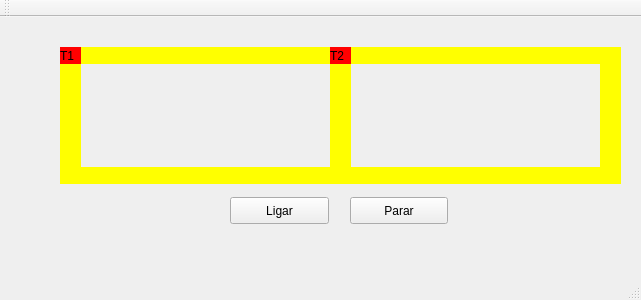
Qt form src/mainwindow.ui (leoalenccar/projeto-trens) before a commit.
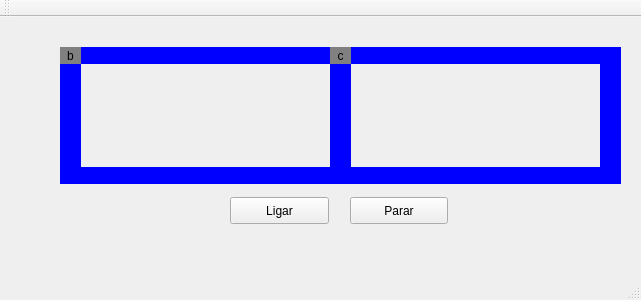
The same form after that commit.

Commit message: alteração das cores e posição do texto em 'mainwindow.ui' e da lógica de movimento dos trens em 'trem.cpp'.

The edit to the form file:
```diff
--- a/src/mainwindow.ui
+++ b/src/mainwindow.ui
@@ -24,10 +24,13 @@
      </rect>
     </property>
     <property name="styleSheet">
-     <string notr="true">QLabel { background: red}</string>
+     <string notr="true">QLabel { background: grey}</string>
+    </property>
+    <property name="alignment">
+     <set>Qt::AlignCenter</set>
     </property>
     <property name="text">
-     <string>T1</string>
+     <string>b</string>
     </property>
    </widget>
    <widget class="QLabel" name="label_trilho1">
@@ -40,7 +43,7 @@
      </rect>
     </property>
     <property name="styleSheet">
-     <string notr="true">QLabel { background: yellow}</string>
+     <string notr="true">QLabel { background: blue}</string>
     </property>
     <property name="text">
      <string/>
@@ -56,7 +59,7 @@
      </rect>
     </property>
     <property name="styleSheet">
-     <string notr="true">QLabel { background: yellow}</string>
+     <string notr="true">QLabel { background: blue}</string>
     </property>
     <property name="text">
      <string/>
@@ -72,7 +75,7 @@
      </rect>
     </property>
     <property name="styleSheet">
-     <string notr="true">QLabel { background: yellow}</string>
+     <string notr="true">QLabel { background: blue}</string>
     </property>
     <property name="text">
      <string/>
@@ -88,7 +91,7 @@
      </rect>
     </property>
     <property name="styleSheet">
-     <string notr="true">QLabel { background: yellow}</string>
+     <string notr="true">QLabel { background: blue}</string>
     </property>
     <property name="text">
      <string/>
@@ -130,7 +133,7 @@
      </rect>
     </property>
     <property name="styleSheet">
-     <string notr="true">QLabel { background: yellow}</string>
+     <string notr="true">QLabel { background: blue}</string>
     </property>
     <property name="text">
      <string/>
@@ -146,7 +149,7 @@
      </rect>
     </property>
     <property name="styleSheet">
-     <string notr="true">QLabel { background: yellow}</string>
+     <string notr="true">QLabel { background: blue}</string>
     </property>
     <property name="text">
      <string/>
@@ -162,7 +165,7 @@
      </rect>
     </property>
     <property name="styleSheet">
-     <string notr="true">QLabel { background: yellow}</string>
+     <string notr="true">QLabel { background: blue}</string>
     </property>
     <property name="text">
      <string/>
@@ -178,10 +181,13 @@
      </rect>
     </property>
     <property name="styleSheet">
-     <string notr="true">QLabel { background: red}</string>
+     <string notr="true">QLabel { background: grey}</string>
+    </property>
+    <property name="alignment">
+     <set>Qt::AlignCenter</set>
     </property>
     <property name="text">
-     <string>T2</string>
+     <string>c</string>
     </property>
    </widget>
    <zorder>label_trilho1</zorder>
```
The commit also changes 1 other file.
